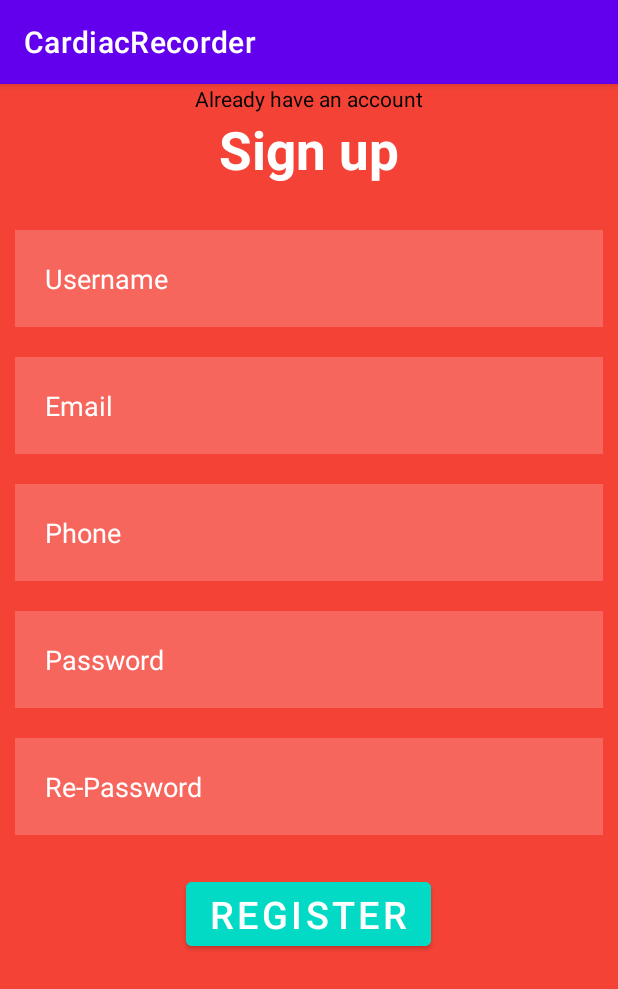
After one commit to Newbie053/CardiacRecorder2.0, an Android app: the RegisterActivity screen opened directly, with no data from a screen before it, on a phone screen of 412 x 824 dp. The commit adds this screen. Shown: the top 989 px of the screen. Run offline under Robolectric (Android 15) with nearby library versions, the phone set to English and light mode, and no system bars; our stand-ins replace Firebase (no records; nobody signed in at launch, a user with empty details on screens opened directly).

Commit message:
register and login

```diff
--- a/app/build.gradle
+++ b/app/build.gradle
@@ -1,5 +1,6 @@
 plugins {
     id 'com.android.application'
+    id 'com.google.gms.google-services'
 }
 
 android {
@@ -33,6 +34,9 @@ dependencies {
     implementation 'androidx.appcompat:appcompat:1.6.1'
     implementation 'com.google.android.material:material:1.9.0'
     implementation 'androidx.constraintlayout:constraintlayout:2.1.4'
+    implementation 'com.google.firebase:firebase-auth:21.1.0'
+    implementation 'com.google.firebase:firebase-database:20.1.0'
+    implementation 'com.google.firebase:firebase-storage:20.1.0'
     testImplementation 'junit:junit:4.13.2'
     androidTestImplementation 'androidx.test.ext:junit:1.1.5'
     androidTestImplementation 'androidx.test.espresso:espresso-core:3.5.1'
--- a/app/src/main/java/com/example/cardiacrecorder/MainActivity.java
+++ b/app/src/main/java/com/example/cardiacrecorder/MainActivity.java
@@ -14,6 +14,6 @@ public class MainActivity extends AppCompatActivity {
         super.onCreate(savedInstanceState);
         setContentView(R.layout.activity_main);
         new Handler(Looper.getMainLooper()).postDelayed(() ->
-                startActivity(new Intent(MainActivity.this,HomeActivity.class)),2000);
+                startActivity(new Intent(MainActivity.this,EntryActivity.class)),2000);
     }
 }
--- /dev/null
+++ b/app/src/main/java/com/example/cardiacrecorder/RegisterActivity.java
@@ -0,0 +1,136 @@
+package com.example.cardiacrecorder;
+
+import androidx.annotation.NonNull;
+import androidx.appcompat.app.AppCompatActivity;
+
+import android.annotation.SuppressLint;
+import android.app.ProgressDialog;
+import android.content.Intent;
+import android.os.Bundle;
+import android.view.View;
+import android.widget.EditText;
+import android.widget.ProgressBar;
+import android.widget.TextView;
+import android.widget.Toast;
+
+import com.google.android.gms.tasks.OnCompleteListener;
+import com.google.android.gms.tasks.Task;
+import com.google.android.material.button.MaterialButton;
+import com.google.firebase.auth.AuthResult;
+import com.google.firebase.auth.FirebaseAuth;
+import com.google.firebase.auth.FirebaseUser;
+import com.google.firebase.database.DatabaseReference;
+import com.google.firebase.database.FirebaseDatabase;
+
+import java.util.HashMap;
+import java.util.Map;
+
+public class RegisterActivity extends AppCompatActivity {
+    TextView alreadyhaveanaccount;
+    EditText username,email,phone,password,repassword;
+    MaterialButton signupbtn;
+    String emailPattern = "^[a-zA-Z0-9_!#$%&'*+/=?`{|}~^.-]+@[a-zA-Z0-9.-]+$";
+    ProgressDialog progressDialog;
+
+    FirebaseAuth mAuth;
+    FirebaseUser mUser;
+
+    @SuppressLint("MissingInflatedId")
+    @Override
+    protected void onCreate(Bundle savedInstanceState) {
+        super.onCreate(savedInstanceState);
+        setContentView(R.layout.activity_register);
+        alreadyhaveanaccount=findViewById(R.id.alreadyhaveanaccount);
+        username=findViewById(R.id.username);
+        email=findViewById(R.id.email);
+        phone=findViewById(R.id.phone);
+        password=findViewById(R.id.password);
+        repassword=findViewById(R.id.repassword);
+        signupbtn=findViewById(R.id.signupbtn);
+        progressDialog=new ProgressDialog(this);
+        mAuth=FirebaseAuth.getInstance();
+        mUser=mAuth.getCurrentUser();
+
+        alreadyhaveanaccount.setOnClickListener(new View.OnClickListener() {
+            @Override
+            public void onClick(View v) {
+                startActivity(new Intent(RegisterActivity.this,MainActivity.class));
+            }
+        });
+
+        signupbtn.setOnClickListener(new View.OnClickListener() {
+            @Override
+            public void onClick(View v) {
+                PerforAuth();
+            }
+
+            private void PerforAuth() {
+                String mail=email.getText().toString();
+                String uname=username.getText().toString();
+                String phoneNo=phone.getText().toString();
+                String passcode=password.getText().toString();
+                String repasscode=repassword.getText().toString();
+                if(!mail.matches(emailPattern))
+                {
+                    email.setError("Enter Correct Email");
+                    email.requestFocus();
+                }
+                else if(passcode.isEmpty() || passcode.length()<6)
+                {
+                    password.setError("Enter Proper Password");
+                }
+                else if(!passcode.equals(repasscode))
+                {
+                    repassword.setError("Password doesn't match for both field");
+                }
+                else
+                {
+                    progressDialog.setMessage("Please Wait While Registration....");
+                    progressDialog.setTitle("Registration");
+                    progressDialog.setCanceledOnTouchOutside(false);
+                    progressDialog.show();
+
+                    mAuth.createUserWithEmailAndPassword(mail,passcode).addOnCompleteListener(new OnCompleteListener<AuthResult>() {
+                        @Override
+                        public void onComplete(@NonNull Task<AuthResult> task) {
+                            if(task.isSuccessful())
+                            {
+                                DatabaseReference ref = FirebaseDatabase.getInstance().getReference().child("users");
+                                Map<String,String> map = new HashMap<>();
+                                map.put("username",uname);
+                                map.put("phone",phoneNo);
+                                map.put("email",mail);
+
+                                String uid = mAuth.getUid();
+                                ref.child(uid).setValue(map).addOnCompleteListener(new OnCompleteListener<Void>() {
+                                    @Override
+                                    public void onComplete(@NonNull Task<Void> task) {
+                                        if(task.isSuccessful()){
+                                            progressDialog.dismiss();
+                                            sendUserToNextActivity();
+                                            Toast.makeText(RegisterActivity.this, "Registration Successful", Toast.LENGTH_SHORT).show();
+                                        }
+                                        else{
+                                            Toast.makeText(RegisterActivity.this, "Failed to save data", Toast.LENGTH_SHORT).show();
+                                        }
+                                    }
+                                });
+                            }
+                            else
+                            {
+                                progressDialog.dismiss();
+                                Toast.makeText(RegisterActivity.this, ""+task.getException(), Toast.LENGTH_SHORT).show();
+                            }
+                        }
+
+                        private void sendUserToNextActivity() {
+                            Intent intent=new Intent(RegisterActivity.this,HomeActivity.class);
+                            intent.setFlags(Intent.FLAG_ACTIVITY_CLEAR_TASK);
+                            startActivity(intent);
+                        }
+                    });
+                }
+            }
+        });
+    }
+}
--- /dev/null
+++ b/app/src/main/res/layout/activity_register.xml
@@ -0,0 +1,128 @@
+<?xml version="1.0" encoding="utf-8"?>
+<RelativeLayout xmlns:android="http://schemas.android.com/apk/res/android"
+    xmlns:app="http://schemas.android.com/apk/res-auto"
+    xmlns:tools="http://schemas.android.com/tools"
+    android:layout_width="match_parent"
+    android:layout_height="match_parent"
+    android:background="#F44336"
+    tools:context=".RegisterActivity">
+
+    <TextView
+        android:layout_width="match_parent"
+        android:layout_height="wrap_content"
+        android:id="@+id/signuptitle"
+        android:text="Sign up"
+        android:textSize="35dp"
+        android:textStyle="bold"
+        android:textColor="@color/white"
+        android:gravity="center"
+        android:layout_margin="20dp"/>
+
+    <EditText
+        android:layout_width="match_parent"
+        android:layout_height="wrap_content"
+        android:id="@+id/username"
+        android:layout_below="@id/signuptitle"
+        android:background="#30ffffff"
+        android:hint="Username"
+        android:textColorHint="@color/white"
+        android:textColor="@color/white"
+        android:layout_margin="10dp"
+        android:padding="20dp"
+
+        android:drawablePadding="20dp"/>
+
+    <EditText
+        android:layout_width="match_parent"
+        android:layout_height="wrap_content"
+        android:id="@+id/email"
+        android:layout_below="@id/username"
+        android:background="#30ffffff"
+        android:hint="Email"
+        android:textColorHint="@color/white"
+        android:textColor="@color/white"
+        android:layout_margin="10dp"
+        android:padding="20dp"
+
+        android:drawablePadding="20dp"/>
+
+    <EditText
+        android:id="@+id/phone"
+        android:layout_width="match_parent"
+        android:layout_height="wrap_content"
+        android:layout_below="@id/email"
+        android:layout_marginStart="10dp"
+        android:layout_marginTop="10dp"
+        android:layout_marginEnd="10dp"
+        android:layout_marginBottom="10dp"
+        android:background="#30ffffff"
+
+        android:drawablePadding="20dp"
+        android:hint="Phone"
+        android:padding="20dp"
+        android:textColor="@color/white"
+        android:textColorHint="@color/white" />
+    <EditText
+        android:layout_width="match_parent"
+        android:layout_height="wrap_content"
+        android:id="@+id/password"
+        android:layout_below="@id/phone"
+        android:background="#30ffffff"
+        android:hint="Password"
+        android:textColorHint="@color/white"
+        android:textColor="@color/white"
+        android:layout_margin="10dp"
+        android:padding="20dp"
+
+        android:drawablePadding="20dp"
+        android:inputType="textPassword"/>
+    <EditText
+        android:layout_width="match_parent"
+        android:layout_height="wrap_content"
+        android:id="@+id/repassword"
+        android:layout_below="@id/password"
+        android:background="#30ffffff"
+        android:hint="Re-Password"
+        android:textColorHint="@color/white"
+        android:textColor="@color/white"
+        android:layout_margin="10dp"
+        android:padding="20dp"
+
+        android:drawablePadding="20dp"
+        android:inputType="textPassword"/>
+
+    <com.google.android.material.button.MaterialButton
+        android:id="@+id/signupbtn"
+        android:layout_width="wrap_content"
+        android:layout_height="wrap_content"
+        android:layout_below="@id/repassword"
+        android:layout_centerHorizontal="true"
+        android:layout_marginStart="15dp"
+        android:layout_marginTop="15dp"
+        android:layout_marginEnd="15dp"
+        android:layout_marginBottom="15dp"
+        android:backgroundTint="@color/design_default_color_secondary"
+        android:text="REGISTER"
+        android:textSize="25dp" />
+    <TextView
+        android:layout_width="wrap_content"
+        android:layout_height="wrap_content"
+        android:id="@+id/info"
+        android:layout_above="@id/alreadyhaveanaccount"
+        android:text="or sign up with"
+        android:textColor="@color/black"
+        android:layout_centerHorizontal="true"/>
+
+    <TextView
+        android:layout_width="wrap_content"
+        android:layout_height="wrap_content"
+        android:id="@+id/alreadyhaveanaccount"
+
+        android:text="Already have an account"
+        android:textColor="@color/black"
+        android:layout_centerHorizontal="true"/>
+
+
+
+
+</RelativeLayout>
--- a/build.gradle
+++ b/build.gradle
@@ -1,4 +1,8 @@
-// Top-level build file where you can add configuration options common to all sub-projects/modules.
+buildscript {
+    dependencies {
+        classpath 'com.google.gms:google-services:4.3.14'
+    }
+}// Top-level build file where you can add configuration options common to all sub-projects/modules.
 plugins {
     id 'com.android.application' version '7.3.0' apply false
     id 'com.android.library' version '7.3.0' apply false
```
Also changed, not shown: app/src/main/AndroidManifest.xml (+27 -7 lines), app/src/main/java/com/example/cardiacrecorder/EntryActivity.java (added, +31 -0 lines), app/src/main/java/com/example/cardiacrecorder/LoginActivity.java (added, +104 -0 lines), app/src/main/res/drawable/input_bg.xml (added, +7 -0 lines), app/src/main/res/layout/activity_entry.xml (added, +44 -0 lines), app/src/main/res/layout/activity_login.xml (added, +113 -0 lines), 1 other file.
